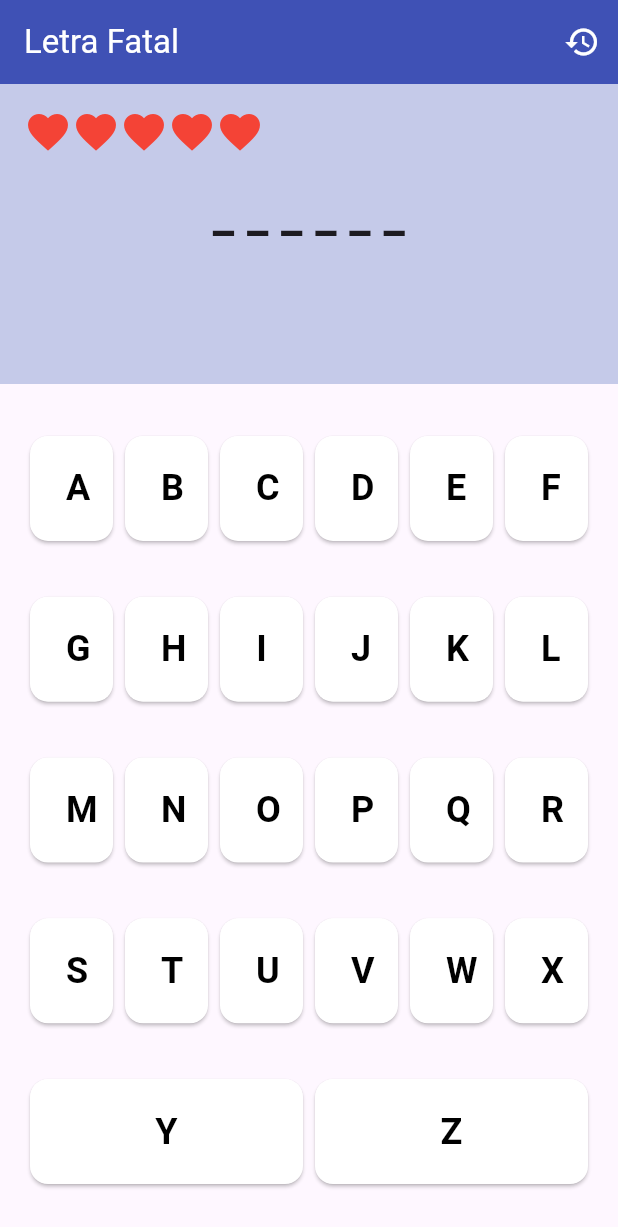
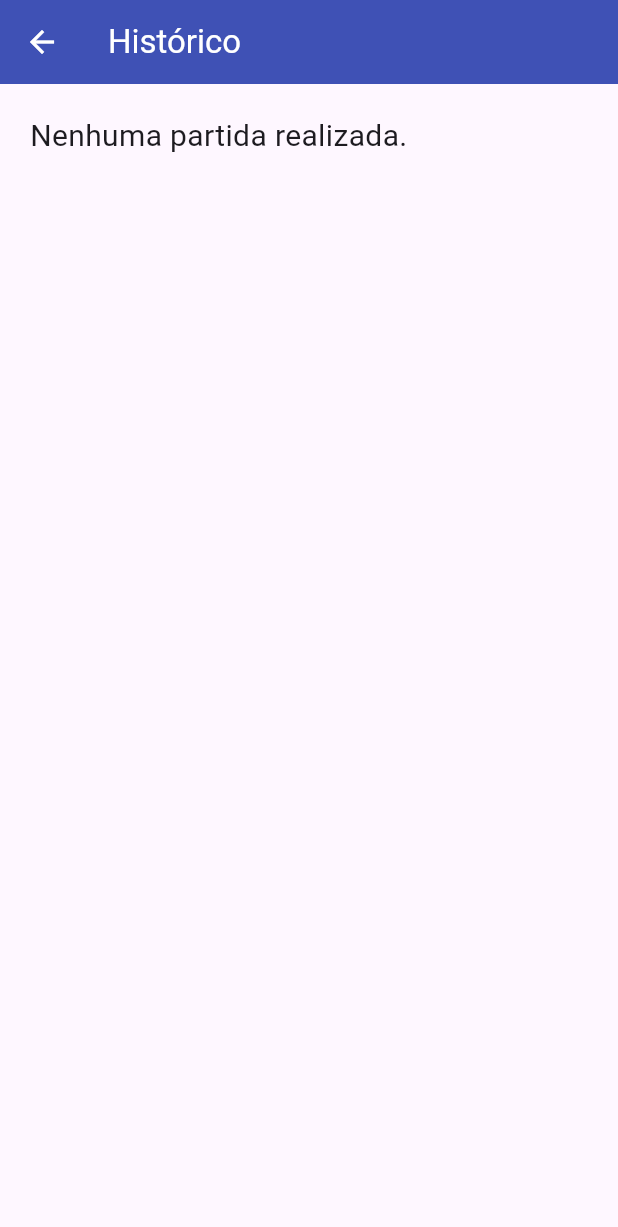
Before and after one commit to Alan-pereiraa/LetraFatal, a Flutter app: the screen it shows after launch, after a tap on the "history" icon, on a phone screen of 412 x 824 dp. Shown: the top 1227 px of the screen. Run offline on Flutter 3.47's test engine with Material 3 defaults, Android fonts, the phone set to English and light mode, and no system bars.

Commit message:
feat: history

```diff
--- a/lib/game_page.dart
+++ b/lib/game_page.dart
@@ -1,6 +1,7 @@
 import 'dart:math';
 
 import 'package:flutter/material.dart';
+import 'package:letrafatal/history_page.dart';
 import 'package:letrafatal/widgets/button_widget.dart';
 
 class GamePage extends StatefulWidget {
@@ -10,8 +11,27 @@ class GamePage extends StatefulWidget {
   State<GamePage> createState() => _GamePageState();
 }
 
+class Partida {
+  Partida({
+    required this.id,
+    required this.palavra,
+    required this.letrasUsadas,
+    required this.tentativasRestantes,
+    required this.venceu,
+    required this.data,
+  });
+
+  final String id;
+  final String palavra;
+  final List<String> letrasUsadas;
+  final int tentativasRestantes;
+  final bool venceu;
+  final DateTime data;
+}
+
 class _GamePageState extends State<GamePage> {
-  final palavras = [
+  late String palavraSecreta;
+  final List<String> palavras = [
     "FLUTTER",
     "DART",
     "PROGRAMACAO",
@@ -21,17 +41,46 @@ class _GamePageState extends State<GamePage> {
     "APLICATIVO",
     "JOGO",
   ];
-  late String palavraSecreta;
+
   int tentativasRestantes = 5;
+   late String partidaAtualId;
+
   late List<String> letrasUsadas;
+  List<Partida> historico = [];
 
   @override
   void initState() {
-    super.initState();
-
     int index = Random().nextInt(palavras.length);
     palavraSecreta = palavras[index];
     letrasUsadas = [];
+    partidaAtualId = gerarId();
+    super.initState();
+  }
+
+  String gerarId() => DateTime.now().microsecondsSinceEpoch.toString();
+
+  Partida partidaAtual() {
+    final venceu = palavraSecreta.split('').every((l) => letrasUsadas.contains(l));
+
+    return Partida(
+      id: partidaAtualId,
+      palavra: palavraSecreta,
+      letrasUsadas: List.of(letrasUsadas),
+      tentativasRestantes: tentativasRestantes,
+      venceu: venceu,
+      data: DateTime.now(),
+    );
+  }
+
+
+  void sincronizarPartida(Partida partidaAtual) {
+    final index = historico.indexWhere((p) => p.id == partidaAtual.id);
+
+    if (index == -1) {
+      historico.add(partidaAtual);
+    } else {
+      historico[index] = partidaAtual;
+    }
   }
 
   void iniciarNovoJogo() {
@@ -41,6 +90,7 @@ class _GamePageState extends State<GamePage> {
       palavraSecreta = palavras[random.nextInt(palavras.length)];
       letrasUsadas.clear();
       tentativasRestantes = 5;
+      partidaAtualId = gerarId();
     });
   }
 
@@ -51,7 +101,11 @@ class _GamePageState extends State<GamePage> {
 
     setState(() {
       letrasUsadas.add(letra);
-      tentativasRestantes--;
+      if (!palavraSecreta.split('').contains(letra)) {
+        tentativasRestantes--;
+      }
+
+      sincronizarPartida(partidaAtual());
     });
   }
 
@@ -84,7 +138,9 @@ class _GamePageState extends State<GamePage> {
         foregroundColor: Colors.white,
         actions: [
           IconButton(
-            onPressed: () {},
+            onPressed: () {
+              Navigator.push(context, MaterialPageRoute(builder:(_)=>HistoryPage(historico: historico)));
+            },
             icon: const Icon(Icons.history),
           ),
         ],
--- /dev/null
+++ b/lib/history_page.dart
@@ -0,0 +1,112 @@
+import 'package:flutter/material.dart';
+import 'package:letrafatal/game_page.dart';
+
+class HistoryPage extends StatelessWidget {
+  final List<Partida> historico;
+  const HistoryPage({super.key, required this.historico});
+
+  bool emAndamento(Partida partida) {
+    return !partida.venceu && partida.tentativasRestantes > 0;
+  }
+
+  IconData iconeDaPartida(Partida partida) {
+    if (emAndamento(partida)) {
+      return Icons.hourglass_empty;
+    } else if (partida.venceu) {
+      return Icons.check_circle;
+    } else {
+      return Icons.cancel;
+    }
+  }
+
+  Color corDaPartida(Partida partida) {
+    if (emAndamento(partida)) {
+      return Colors.orange;
+    } else if (partida.venceu) {
+      return Colors.green;
+    } else {
+      return Colors.red;
+    }
+  }
+
+  String exibirPalavra(Partida partida) {
+    if (!emAndamento(partida)) {
+      return partida.palavra;
+    }
+
+    return partida.palavra.split('').map((letra) {
+      return partida.letrasUsadas.contains(letra) ? letra : "_";
+    }).join(' ');
+  }
+
+  @override
+  Widget build(BuildContext context) {
+    return Scaffold(
+      appBar: AppBar(
+        title: Text("Histórico"),
+        backgroundColor: Colors.indigo,
+        foregroundColor: Colors.white,
+      ),
+      body: SingleChildScrollView(
+        child: Column(
+          children: [
+            if (historico.isEmpty)
+              const Padding(
+                padding: EdgeInsets.all(20),
+                child: Text(
+                  "Nenhuma partida realizada.",
+                  style: TextStyle(
+                    fontSize: 20,
+                  ),
+                ),
+              )
+            else
+              ...historico.map(
+                (partida) => Container(
+                  width: double.infinity,
+                  padding: const EdgeInsets.all(16),
+                  margin: const EdgeInsets.symmetric(
+                    horizontal: 10,
+                    vertical: 5,
+                  ),
+                  decoration: BoxDecoration(
+                    color: Colors.black12,
+                    borderRadius: BorderRadius.circular(10),
+                  ),
+                  child: Row(
+                    children: [
+                      Icon(
+                        iconeDaPartida(partida),
+                        color: corDaPartida(partida),
+                      ),
+                      const SizedBox(width: 12),
+                      Expanded(
+                        child: Column(
+                          crossAxisAlignment: CrossAxisAlignment.start,
+                          children: [
+                            Text(
+                              exibirPalavra(partida),
+                              style: const TextStyle(
+                                fontSize: 20,
+                                fontWeight: FontWeight.bold,
+                              ),
+                            ),
+                            Text(
+                              "Letras: ${partida.letrasUsadas.join(', ')}",
+                            ),
+                            Text(
+                              "Tentativas restantes: ${partida.tentativasRestantes}",
+                            ),
+                          ],
+                        ),
+                      ),
+                    ],
+                  ),
+                ),
+              ),
+          ],
+        ),
+      ),
+    );
+  }
+}
```
